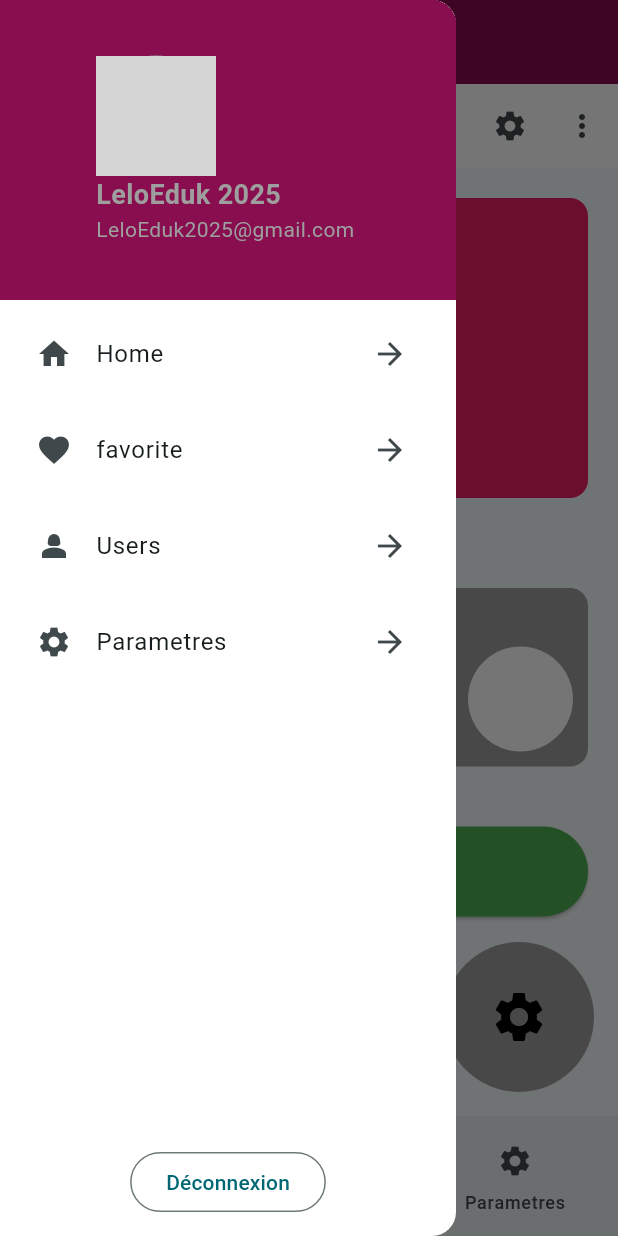
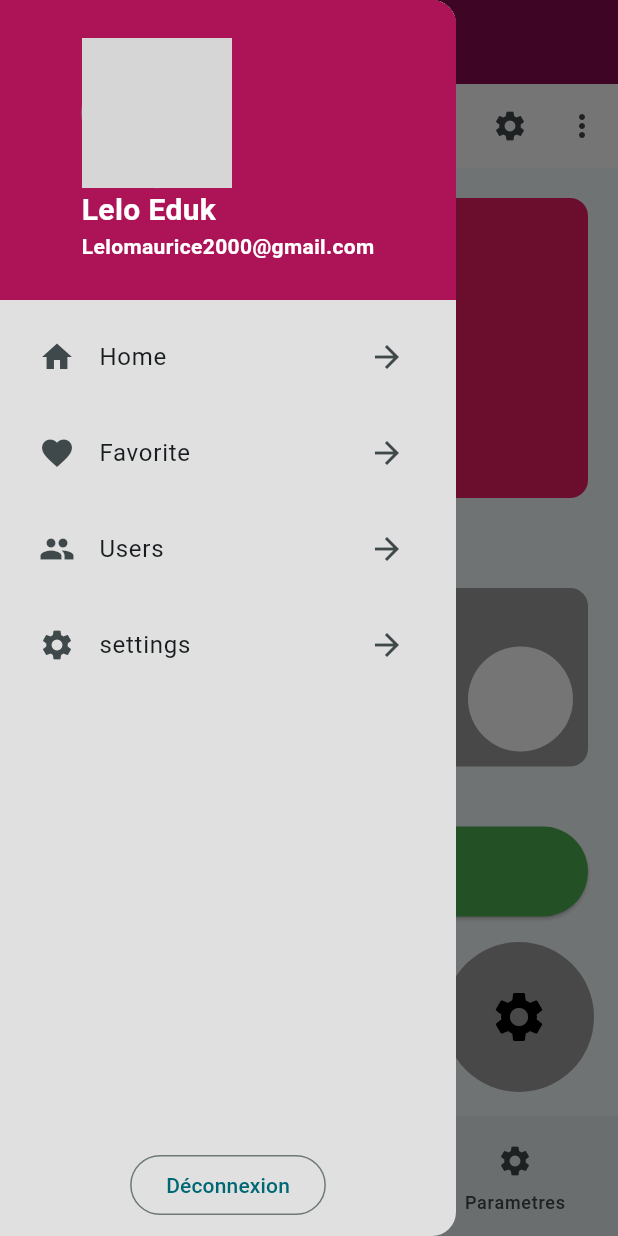
Before and after one commit to leloeduk/leloflutter, a Flutter app: the screen it shows after launch, with the side drawer open, on a phone screen of 412 x 824 dp. Run offline on Flutter 3.47's test engine with Material 3 defaults, Android fonts, the phone set to English and light mode, and no system bars; grey boxes are pictures that could not be loaded.

Commit message:
improve my code and add drawer_page

```diff
--- a/lib/pages/drawer_page.dart
+++ b/lib/pages/drawer_page.dart
@@ -8,44 +8,47 @@ class DrawerPage extends StatelessWidget {
   @override
   Widget build(BuildContext context) {
     return Drawer(
-      backgroundColor: Colors.white,
+      backgroundColor: Colors.grey.shade300,
       child: Column(
         children: [
           Container(
             height: 200,
-            width: double.infinity,
-            color: Colors.pink.shade900,
+            color: Colors.pink.shade800,
+
             child: Center(
               child: Column(
                 mainAxisAlignment: MainAxisAlignment.center,
                 crossAxisAlignment: CrossAxisAlignment.start,
                 children: [
                   CircleAvatar(
-                    radius: 40,
+                    radius: 50,
                     backgroundColor: Colors.grey,
                     backgroundImage: AssetImage("lib/images/lelo.png"),
                   ),
                   Text(
-                    "LeloEduk 2025",
+                    "Lelo Eduk",
                     style: TextStyle(
-                      fontSize: 18,
-                      color: Colors.grey,
+                      fontSize: 20,
                       fontWeight: FontWeight.bold,
+                      color: Colors.white,
                     ),
                   ),
                   Text(
-                    "LeloEduk2025@gmail.com ",
-                    style: TextStyle(color: Colors.grey),
+                    "Lelomaurice2000@gmail.com",
+                    style: TextStyle(
+                      fontWeight: FontWeight.bold,
+                      color: Colors.white,
+                    ),
                   ),
                 ],
               ),
             ),
           ),
           Padding(
-            padding: const EdgeInsets.all(8.0),
+            padding: const EdgeInsets.all(10),
             child: Wrap(
+              spacing: 10,
               runSpacing: 8,
-              spacing: 6,
               children: [
                 ListTile(
                   onTap: () {
@@ -58,36 +61,38 @@ class DrawerPage extends StatelessWidget {
                 ListTile(
                   onTap: () {},
                   leading: Icon(Icons.favorite),
-                  title: Text("favorite"),
+                  title: Text("Favorite"),
                   trailing: Icon(Icons.arrow_forward),
                 ),
                 ListTile(
                   onTap: () {
+                    Navigator.of(context).pop();
                     Navigator.of(
                       context,
                     ).push(MaterialPageRoute(builder: (context) => UserPage()));
                   },
-                  leading: Icon(Icons.person_2),
+                  leading: Icon(Icons.people),
                   title: Text("Users"),
                   trailing: Icon(Icons.arrow_forward),
                 ),
                 ListTile(
                   onTap: () {
-                    Navigator.of(context).pop();
                     Navigator.of(context).push(
                       MaterialPageRoute(builder: (context) => StatePage()),
                     );
                   },
                   leading: Icon(Icons.settings),
-                  title: Text("Parametres"),
+                  title: Text("settings"),
                   trailing: Icon(Icons.arrow_forward),
                 ),
               ],
             ),
           ),
+
           Spacer(),
+
           Padding(
-            padding: const EdgeInsets.all(12),
+            padding: const EdgeInsets.all(10),
             child: OutlinedButton(onPressed: () {}, child: Text("Déconnexion")),
           ),
         ],
```
